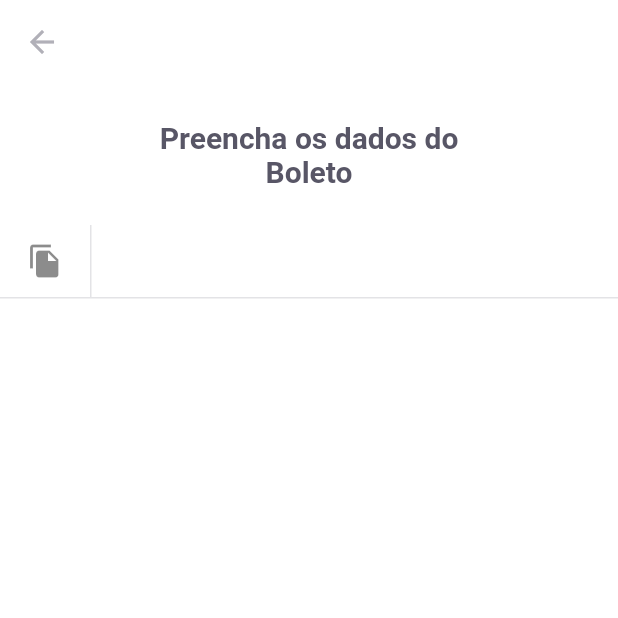
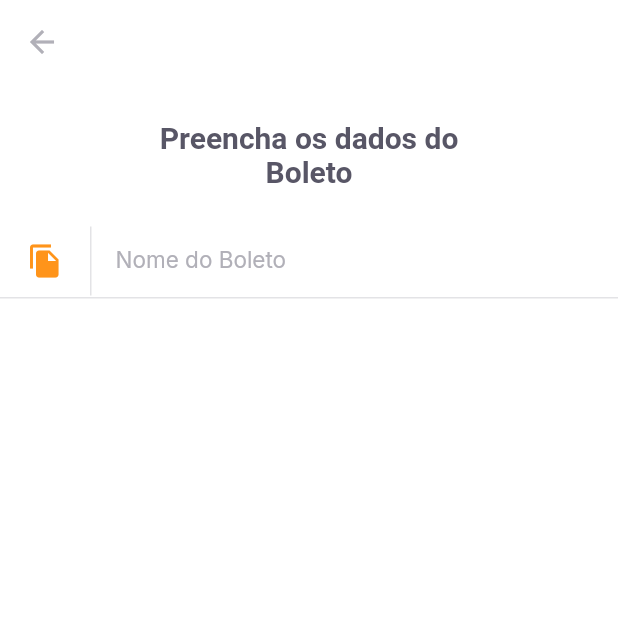
Before and after one commit to dercio-sinione/payFlow, a Flutter app: the InsertBoletoPage screen opened by its route, on a phone screen of 412 x 824 dp, the top half of it. Run offline on Flutter 3.47's test engine with Material 2 defaults, Android fonts, the phone set to English and light mode, and no system bars; our stand-ins replace google_fonts, shared_preferences; accounts and stored records are empty.

Commit message:
feat: Insert Boleto Page > Fixing input Text

```diff
--- a/lib/shared/widgets/input_text/input_text_widget.dart
+++ b/lib/shared/widgets/input_text/input_text_widget.dart
@@ -12,15 +12,21 @@ class InputTextWidget extends StatelessWidget {
         TextFormField(
           style: AppTextStyles.input,
           decoration: InputDecoration(
+            contentPadding: EdgeInsets.zero,
+            labelText: "Nome do Boleto",
+            labelStyle: AppTextStyles.input,
             border: InputBorder.none,
             icon: Row(
               mainAxisSize: MainAxisSize.min,
               children: [
                 Padding(
                   padding: const EdgeInsets.symmetric(horizontal: 18),
-                  child: Icon(Icons.file_copy),
+                  child: Icon(
+                    Icons.file_copy,
+                    color: AppColors.primary,
+                  ),
                 ),
-                Container(width: 1, height: 48, color: AppColors.stroke),
+                Container(width: 1, height: 46, color: AppColors.stroke),
               ],
             ),
           ),
```
